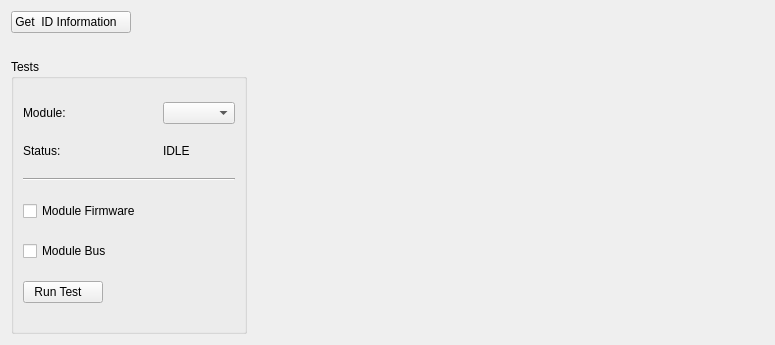
Old version of the form slsDetectorGui/forms/form_tab_debugging.ui in the repository slsdetectorgroup/slsDetectorPackage.
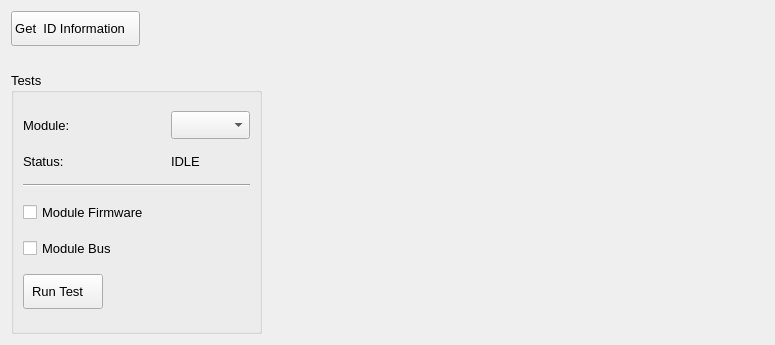
New version of the form. Icons and pictures are not drawn.

The edit to the form file:
```diff
--- a/slsDetectorGui/forms/form_tab_debugging.ui
+++ b/slsDetectorGui/forms/form_tab_debugging.ui
@@ -28,6 +28,11 @@
     <height>1000</height>
    </size>
   </property>
+  <property name="font">
+   <font>
+    <pointsize>10</pointsize>
+   </font>
+  </property>
   <property name="windowTitle">
    <string>Form</string>
   </property>
@@ -49,7 +54,7 @@
      <property name="maximumSize">
       <size>
        <width>16777215</width>
-       <height>16777215</height>
+       <height>35</height>
       </size>
      </property>
      <property name="text">
@@ -113,6 +118,12 @@
           <verstretch>0</verstretch>
          </sizepolicy>
         </property>
+        <property name="maximumSize">
+         <size>
+          <width>16777215</width>
+          <height>35</height>
+         </size>
+        </property>
         <property name="text">
          <string>Run Test   </string>
         </property>
@@ -191,7 +202,7 @@
         <property name="maximumSize">
          <size>
           <width>16777215</width>
-          <height>16777215</height>
+          <height>28</height>
          </size>
         </property>
        </widget>
```
